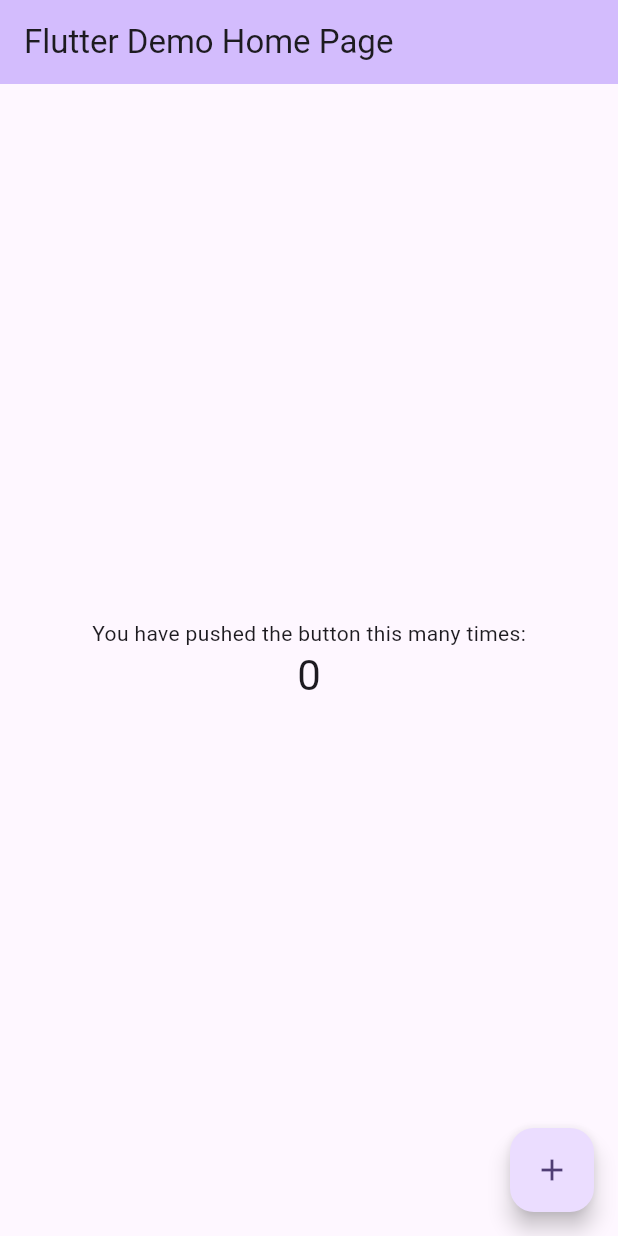
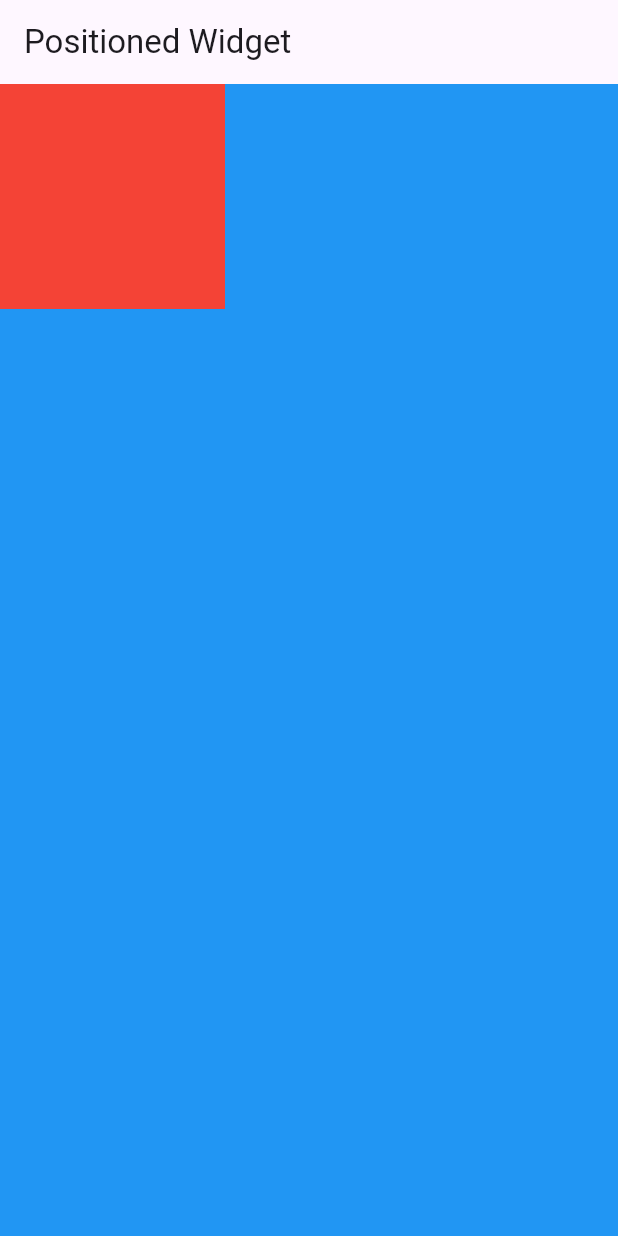
Before and after one commit to alhasann351/positioned_widget, a Flutter app: the screen it shows after launch, on a phone screen of 412 x 824 dp. Run offline on Flutter 3.47's test engine with Material 3 defaults, Android fonts, the phone set to English and light mode, and no system bars.

Commit message:
container and stack added

```diff
--- a/lib/main.dart
+++ b/lib/main.dart
@@ -7,119 +7,43 @@ void main() {
 class MyApp extends StatelessWidget {
   const MyApp({super.key});
 
-  // This widget is the root of your application.
   @override
   Widget build(BuildContext context) {
-    return MaterialApp(
-      title: 'Flutter Demo',
-      theme: ThemeData(
-        // This is the theme of your application.
-        //
-        // TRY THIS: Try running your application with "flutter run". You'll see
-        // the application has a purple toolbar. Then, without quitting the app,
-        // try changing the seedColor in the colorScheme below to Colors.green
-        // and then invoke "hot reload" (save your changes or press the "hot
-        // reload" button in a Flutter-supported IDE, or press "r" if you used
-        // the command line to start the app).
-        //
-        // Notice that the counter didn't reset back to zero; the application
-        // state is not lost during the reload. To reset the state, use hot
-        // restart instead.
-        //
-        // This works for code too, not just values: Most code changes can be
-        // tested with just a hot reload.
-        colorScheme: ColorScheme.fromSeed(seedColor: Colors.deepPurple),
-        useMaterial3: true,
-      ),
-      home: const MyHomePage(title: 'Flutter Demo Home Page'),
+    return const MaterialApp(
+      debugShowCheckedModeBanner: false,
+      home: MyHomePage(),
     );
   }
 }
 
 class MyHomePage extends StatefulWidget {
-  const MyHomePage({super.key, required this.title});
-
-  // This widget is the home page of your application. It is stateful, meaning
-  // that it has a State object (defined below) that contains fields that affect
-  // how it looks.
-
-  // This class is the configuration for the state. It holds the values (in this
-  // case the title) provided by the parent (in this case the App widget) and
-  // used by the build method of the State. Fields in a Widget subclass are
-  // always marked "final".
-
-  final String title;
+  const MyHomePage({super.key});
 
   @override
   State<MyHomePage> createState() => _MyHomePageState();
 }
 
 class _MyHomePageState extends State<MyHomePage> {
-  int _counter = 0;
-
-  void _incrementCounter() {
-    setState(() {
-      // This call to setState tells the Flutter framework that something has
-      // changed in this State, which causes it to rerun the build method below
-      // so that the display can reflect the updated values. If we changed
-      // _counter without calling setState(), then the build method would not be
-      // called again, and so nothing would appear to happen.
-      _counter++;
-    });
-  }
-
   @override
   Widget build(BuildContext context) {
-    // This method is rerun every time setState is called, for instance as done
-    // by the _incrementCounter method above.
-    //
-    // The Flutter framework has been optimized to make rerunning build methods
-    // fast, so that you can just rebuild anything that needs updating rather
-    // than having to individually change instances of widgets.
     return Scaffold(
       appBar: AppBar(
-        // TRY THIS: Try changing the color here to a specific color (to
-        // Colors.amber, perhaps?) and trigger a hot reload to see the AppBar
-        // change color while the other colors stay the same.
-        backgroundColor: Theme.of(context).colorScheme.inversePrimary,
-        // Here we take the value from the MyHomePage object that was created by
-        // the App.build method, and use it to set our appbar title.
-        title: Text(widget.title),
+        title: const Text('Positioned Widget'),
       ),
-      body: Center(
-        // Center is a layout widget. It takes a single child and positions it
-        // in the middle of the parent.
-        child: Column(
-          // Column is also a layout widget. It takes a list of children and
-          // arranges them vertically. By default, it sizes itself to fit its
-          // children horizontally, and tries to be as tall as its parent.
-          //
-          // Column has various properties to control how it sizes itself and
-          // how it positions its children. Here we use mainAxisAlignment to
-          // center the children vertically; the main axis here is the vertical
-          // axis because Columns are vertical (the cross axis would be
-          // horizontal).
-          //
-          // TRY THIS: Invoke "debug painting" (choose the "Toggle Debug Paint"
-          // action in the IDE, or press "p" in the console), to see the
-          // wireframe for each widget.
-          mainAxisAlignment: MainAxisAlignment.center,
-          children: <Widget>[
-            const Text(
-              'You have pushed the button this many times:',
-            ),
-            Text(
-              '$_counter',
-              style: Theme.of(context).textTheme.headlineMedium,
+      body: Container(
+        height: double.infinity,
+        width: double.infinity,
+        color: Colors.blue,
+        child: Stack(
+          children: [
+            Container(
+              height: 150,
+              width: 150,
+              color: Colors.red,
             ),
           ],
         ),
       ),
-      floatingActionButton: FloatingActionButton(
-        onPressed: _incrementCounter,
-        tooltip: 'Increment',
-        child: const Icon(Icons.add),
-      ), // This trailing comma makes auto-formatting nicer for build methods.
     );
   }
 }
```
